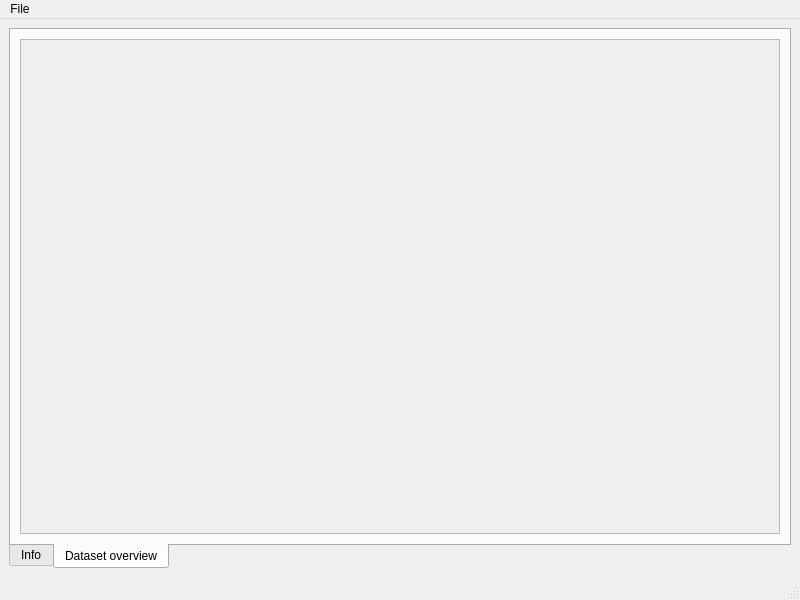
Biblbrox/MLDataAnalize, file form.ui: the form before one commit.
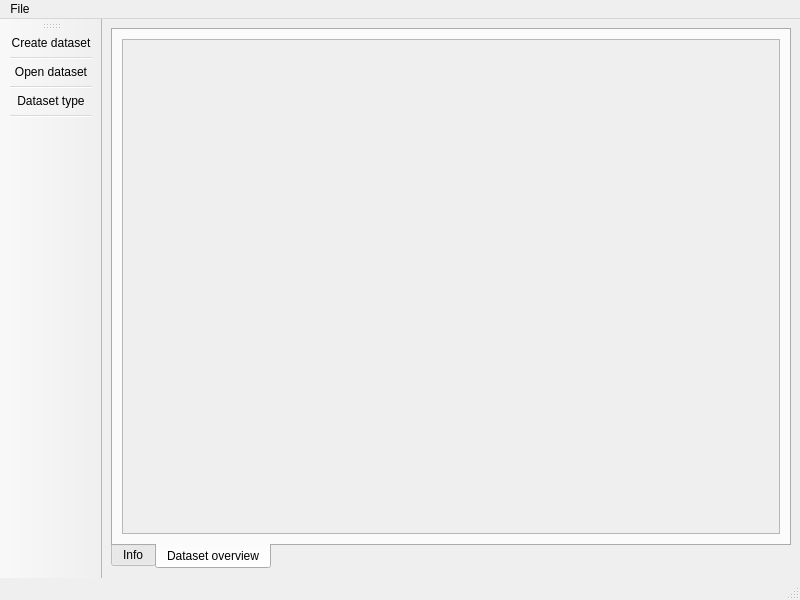
The form after the commit.

Commit message: Add toolbar and resources

What changed in the file:
```diff
--- a/form.ui
+++ b/form.ui
@@ -50,7 +50,7 @@
               <rect>
                <x>0</x>
                <y>0</y>
-               <width>756</width>
+               <width>647</width>
                <height>482</height>
               </rect>
              </property>
@@ -84,7 +84,24 @@
    <addaction name="menuFile"/>
   </widget>
   <widget class="QStatusBar" name="statusbar"/>
-  <action name="action">
+  <widget class="QToolBar" name="toolBar">
+   <property name="windowTitle">
+    <string>toolBar</string>
+   </property>
+   <attribute name="toolBarArea">
+    <enum>LeftToolBarArea</enum>
+   </attribute>
+   <attribute name="toolBarBreak">
+    <bool>false</bool>
+   </attribute>
+   <addaction name="actionCreateDataset"/>
+   <addaction name="separator"/>
+   <addaction name="actionOpen_dataset"/>
+   <addaction name="separator"/>
+   <addaction name="actionactionSelectDatasetType"/>
+   <addaction name="separator"/>
+  </widget>
+  <action name="actionCreateDataset">
    <property name="text">
     <string>Create dataset</string>
    </property>
@@ -94,6 +111,11 @@
     <string>Open dataset</string>
    </property>
   </action>
+  <action name="actionactionSelectDatasetType">
+   <property name="text">
+    <string>Dataset type</string>
+   </property>
+  </action>
  </widget>
  <resources/>
  <connections/>
```
Left out of the diff: 2 changed lines with no effect on the pictures. The commit also changes 6 other files.
